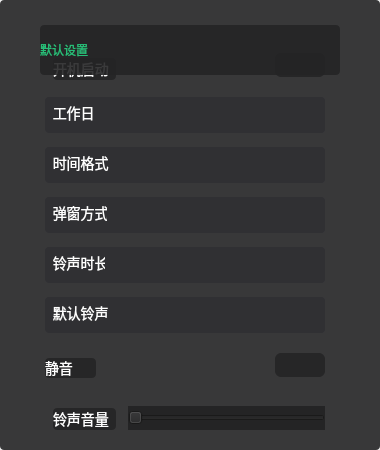
Old version of the form src/plugins/Clock_deamon/setuppage.ui in the repository ukui/ukui-sidebar.
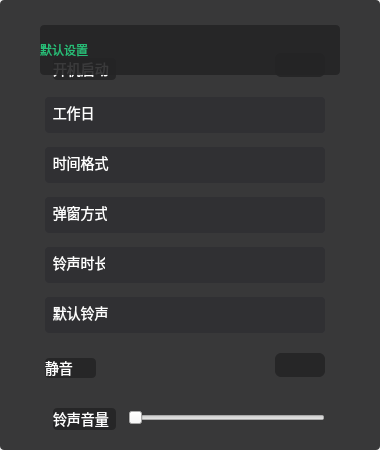
New version of the form. Icons and pictures are not drawn.

Diff of the .ui file:
```diff
--- a/src/plugins/Clock_deamon/setuppage.ui
+++ b/src/plugins/Clock_deamon/setuppage.ui
@@ -520,7 +520,7 @@
      </rect>
     </property>
     <property name="styleSheet">
-     <string notr="true">background-color: rgb(36,36,37);
+     <string notr="true">background-color: rgb();
 border-left-color: rgb(85, 255, 0);
 border-bottom-color: rgb(85, 170, 0);
 border-radius:50%;
```
